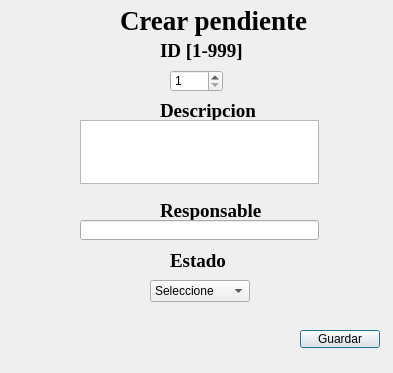
Qt form proyectoSolitario/crearpendiente.ui (dereck-anti-EPN/Proyecto-Programacion) before a commit.
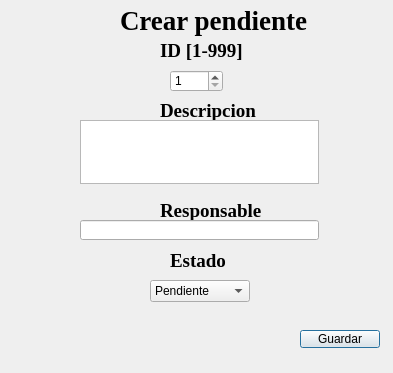
The same form after that commit.

Diff of the .ui file:
```diff
--- a/proyectoSolitario/crearpendiente.ui
+++ b/proyectoSolitario/crearpendiente.ui
@@ -198,16 +198,6 @@
    <property name="cursor">
     <cursorShape>PointingHandCursor</cursorShape>
    </property>
-   <item>
-    <property name="text">
-     <string notr="true">Seleccione</string>
-    </property>
-   </item>
-   <item>
-    <property name="text">
-     <string>Completado</string>
-    </property>
-   </item>
    <item>
     <property name="text">
      <string>Pendiente</string>
```
Left out of the diff: 5 changed lines with no effect on the pictures.
